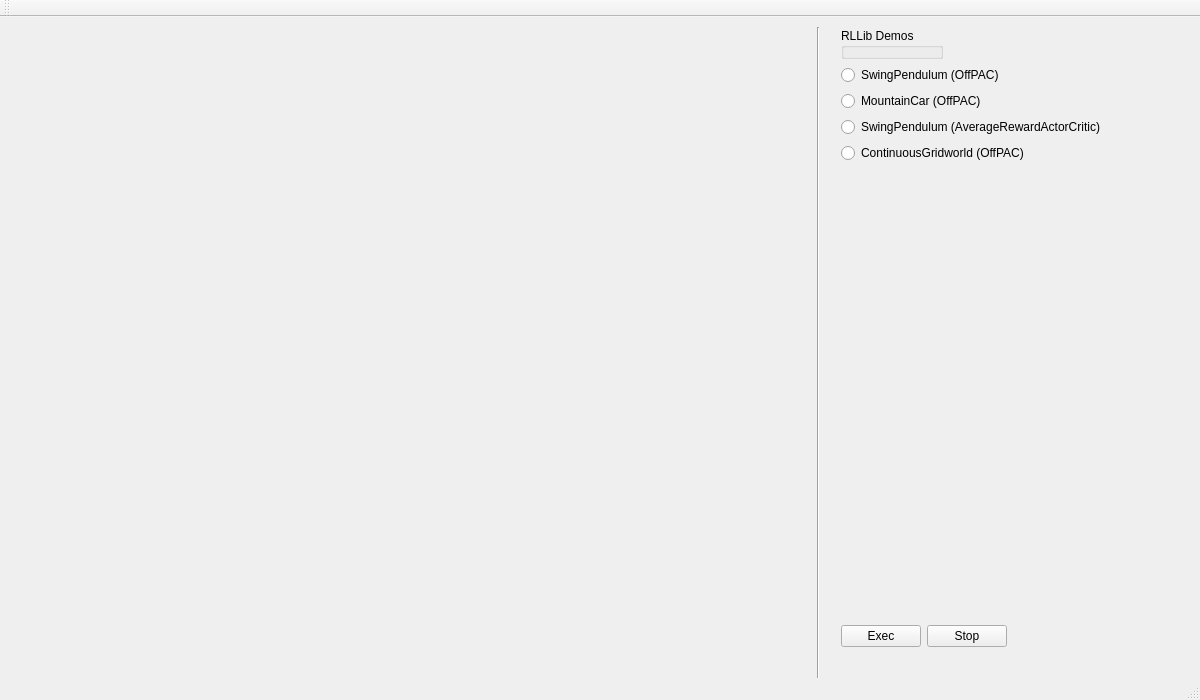
The window that visualization/RLLibViz/RLLibVizForm.ui (samindaa/RLLib) describes before a commit, drawn with Qt 5.
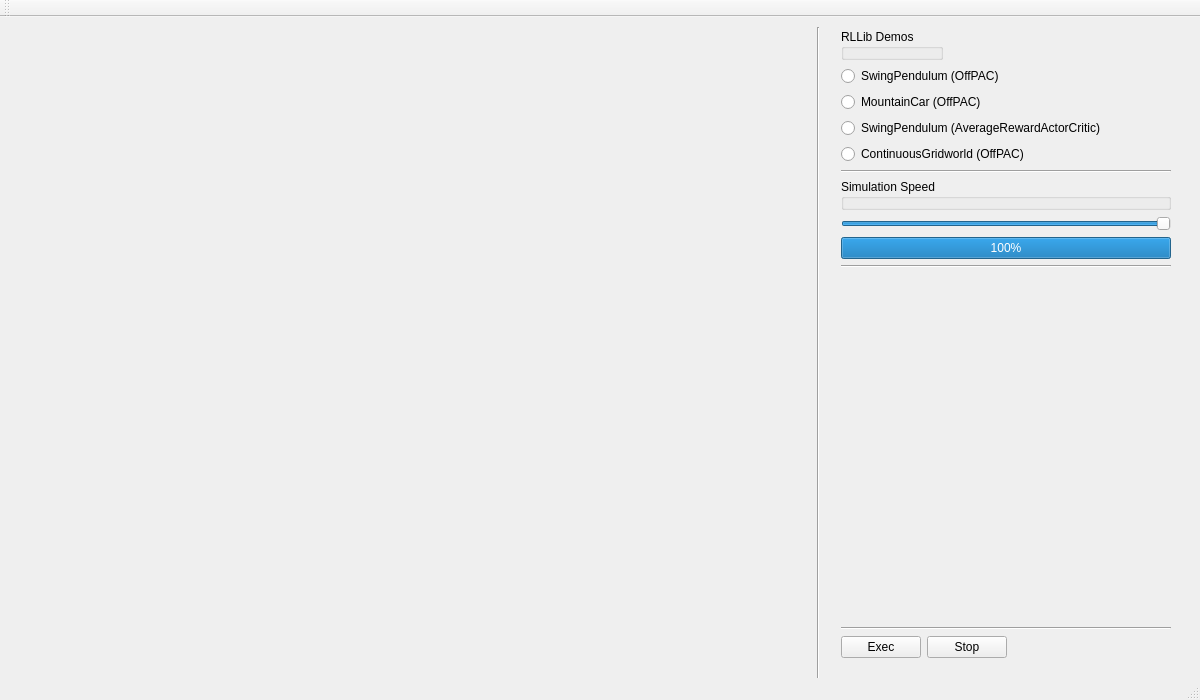
The same window after the commit.

Diff of the .ui file:
```diff
--- a/visualization/RLLibViz/RLLibVizForm.ui
+++ b/visualization/RLLibViz/RLLibVizForm.ui
@@ -30,18 +30,34 @@
      </sizepolicy>
     </property>
    </widget>
-   <widget class="QWidget" name="layoutWidget">
+   <widget class="Line" name="line">
+    <property name="geometry">
+     <rect>
+      <x>810</x>
+      <y>10</y>
+      <width>16</width>
+      <height>721</height>
+     </rect>
+    </property>
+    <property name="orientation">
+     <enum>Qt::Vertical</enum>
+    </property>
+   </widget>
+   <widget class="QWidget" name="">
     <property name="geometry">
      <rect>
       <x>830</x>
-      <y>0</y>
-      <width>361</width>
-      <height>641</height>
+      <y>1</y>
+      <width>352</width>
+      <height>651</height>
      </rect>
     </property>
     <layout class="QVBoxLayout" name="verticalLayout">
      <item>
       <layout class="QFormLayout" name="formLayout_2">
+       <property name="fieldGrowthPolicy">
+        <enum>QFormLayout::AllNonFixedFieldsGrow</enum>
+       </property>
        <item row="0" column="0">
         <widget class="QGroupBox" name="groupBox">
          <property name="title">
@@ -83,6 +99,47 @@
        </item>
       </layout>
      </item>
+     <item>
+      <widget class="Line" name="line_2">
+       <property name="orientation">
+        <enum>Qt::Horizontal</enum>
+       </property>
+      </widget>
+     </item>
+     <item>
+      <widget class="QGroupBox" name="groupBox_2">
+       <property name="title">
+        <string>Simulation Speed</string>
+       </property>
+      </widget>
+     </item>
+     <item>
+      <widget class="QSlider" name="horizontalSliderSimulationSpeed">
+       <property name="maximum">
+        <number>100</number>
+       </property>
+       <property name="value">
+        <number>100</number>
+       </property>
+       <property name="orientation">
+        <enum>Qt::Horizontal</enum>
+       </property>
+      </widget>
+     </item>
+     <item>
+      <widget class="QProgressBar" name="progressBarSimulationSpeed">
+       <property name="value">
+        <number>100</number>
+       </property>
+      </widget>
+     </item>
+     <item>
+      <widget class="Line" name="line_4">
+       <property name="orientation">
+        <enum>Qt::Horizontal</enum>
+       </property>
+      </widget>
+     </item>
      <item>
       <spacer name="verticalSpacer">
        <property name="orientation">
@@ -96,6 +153,13 @@
        </property>
       </spacer>
      </item>
+     <item>
+      <widget class="Line" name="line_3">
+       <property name="orientation">
+        <enum>Qt::Horizontal</enum>
+       </property>
+      </widget>
+     </item>
      <item>
       <layout class="QHBoxLayout" name="horizontalLayout">
        <item>
```
Left out of the diff: 17 changed lines with no effect on the pictures.
